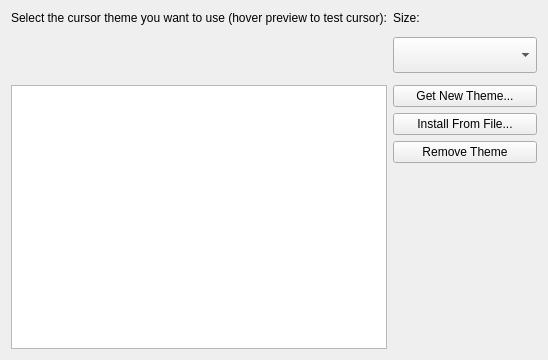
The window that kcms/cursortheme/xcursor/themepage.ui (Sonic-DE/sonic-desktop-interface) describes before a commit, drawn with Qt 5.
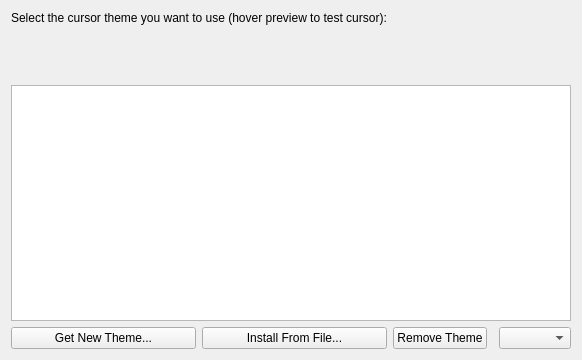
The same window after the commit. Custom widgets are drawn as their Qt base class.

Commit message: use the same layout for all kcm's like plasma theme kcm REVIEW: 128310

```diff
--- a/kcms/cursortheme/xcursor/themepage.ui
+++ b/kcms/cursortheme/xcursor/themepage.ui
@@ -11,30 +11,7 @@
    </rect>
   </property>
   <layout class="QGridLayout" name="gridLayout">
-   <item row="0" column="0" colspan="2">
-    <widget class="QLabel" name="label">
-     <property name="text">
-      <string>Select the cursor theme you want to use (hover preview to test cursor):</string>
-     </property>
-    </widget>
-   </item>
-   <item row="1" column="0" rowspan="3" colspan="2">
-    <widget class="PreviewWidget" name="preview" native="true">
-     <property name="sizePolicy">
-      <sizepolicy hsizetype="Preferred" vsizetype="Preferred">
-       <horstretch>0</horstretch>
-       <verstretch>0</verstretch>
-      </sizepolicy>
-     </property>
-     <property name="minimumSize">
-      <size>
-       <width>0</width>
-       <height>48</height>
-      </size>
-     </property>
-    </widget>
-   </item>
-   <item row="4" column="0" rowspan="5" colspan="2">
+   <item row="4" column="0" rowspan="5" colspan="5">
     <widget class="QListView" name="view">
      <property name="sizePolicy">
       <sizepolicy hsizetype="Expanding" vsizetype="Expanding">
@@ -50,7 +27,14 @@
      </property>
     </widget>
    </item>
-   <item row="4" column="2">
+   <item row="0" column="0" colspan="2">
+    <widget class="QLabel" name="label">
+     <property name="text">
+      <string>Select the cursor theme you want to use (hover preview to test cursor):</string>
+     </property>
+    </widget>
+   </item>
+   <item row="9" column="0">
     <widget class="QPushButton" name="installKnsButton">
      <property name="toolTip">
       <string>Get new color schemes from the Internet</string>
@@ -60,21 +44,30 @@
      </property>
     </widget>
    </item>
-   <item row="5" column="2">
-    <widget class="QPushButton" name="installButton">
-     <property name="text">
-      <string>Install From File...</string>
-     </property>
-    </widget>
-   </item>
-   <item row="6" column="2">
+   <item row="9" column="2">
     <widget class="QPushButton" name="removeButton">
      <property name="text">
       <string>Remove Theme</string>
      </property>
     </widget>
    </item>
-   <item row="2" column="2">
+   <item row="1" column="0" rowspan="3" colspan="5">
+    <widget class="PreviewWidget" name="preview" native="true">
+     <property name="sizePolicy">
+      <sizepolicy hsizetype="Preferred" vsizetype="Preferred">
+       <horstretch>0</horstretch>
+       <verstretch>0</verstretch>
+      </sizepolicy>
+     </property>
+     <property name="minimumSize">
+      <size>
+       <width>0</width>
+       <height>48</height>
+      </size>
+     </property>
+    </widget>
+   </item>
+   <item row="9" column="4">
     <widget class="QComboBox" name="sizeComboBox">
      <property name="sizePolicy">
       <sizepolicy hsizetype="Preferred" vsizetype="MinimumExpanding">
@@ -93,13 +86,26 @@
      </property>
     </widget>
    </item>
-   <item row="0" column="2">
-    <widget class="QLabel" name="sizeLabel">
+   <item row="9" column="1">
+    <widget class="QPushButton" name="installButton">
      <property name="text">
-      <string comment="@label:listbox cursor size">Size:</string>
+      <string>Install From File...</string>
      </property>
     </widget>
    </item>
+   <item row="9" column="3">
+    <spacer name="horizontalSpacer">
+     <property name="orientation">
+      <enum>Qt::Horizontal</enum>
+     </property>
+     <property name="sizeHint" stdset="0">
+      <size>
+       <width>40</width>
+       <height>20</height>
+      </size>
+     </property>
+    </spacer>
+   </item>
   </layout>
  </widget>
  <customwidgets>
```
